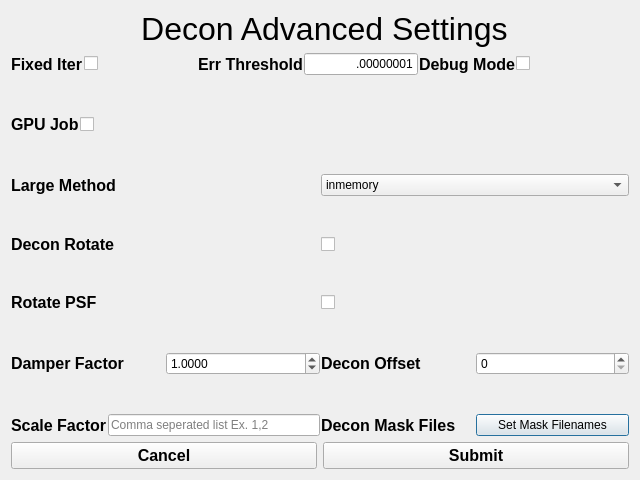
The window that src/deconadvanced.ui (abcucberkeley/PetaKit5D-GUI) describes before a commit, drawn with Qt 5.
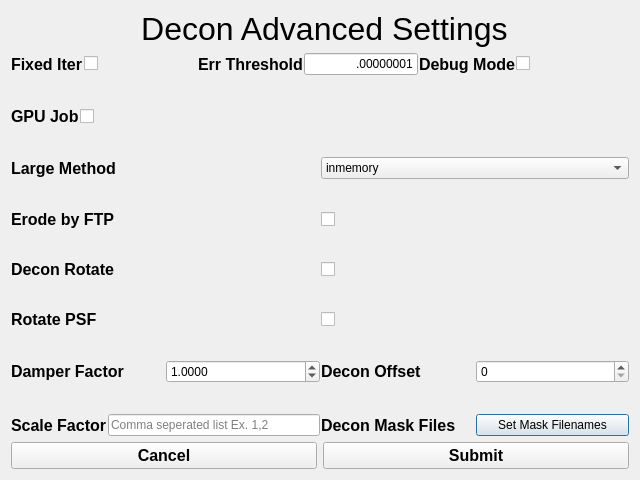
The same window after the commit.

Commit message: Moved ErodeByFTP to decon advanced and changed default Background Intensity to 100

Patch:
```diff
--- a/src/deconadvanced.ui
+++ b/src/deconadvanced.ui
@@ -21,7 +21,7 @@
   </property>
   <layout class="QGridLayout" name="gridLayout" rowstretch="0,10,0">
    <item row="1" column="0">
-    <layout class="QVBoxLayout" name="verticalLayout" stretch="1,1,1,1,1,1,1,1,1,1,1,1,1">
+    <layout class="QVBoxLayout" name="verticalLayout" stretch="1,1,1,1,1,1,1,1,1,1,1,1,1,1,1">
      <property name="spacing">
       <number>1</number>
      </property>
@@ -247,6 +247,43 @@
        </item>
       </layout>
      </item>
+     <item>
+      <spacer name="verticalSpacer_5">
+       <property name="orientation">
+        <enum>Qt::Vertical</enum>
+       </property>
+       <property name="sizeHint" stdset="0">
+        <size>
+         <width>20</width>
+         <height>40</height>
+        </size>
+       </property>
+      </spacer>
+     </item>
+     <item>
+      <layout class="QHBoxLayout" name="horizontalLayout_12">
+       <item>
+        <widget class="QLabel" name="erodeByFTPLabel">
+         <property name="font">
+          <font>
+           <pointsize>12</pointsize>
+           <bold>true</bold>
+          </font>
+         </property>
+         <property name="text">
+          <string>Erode by FTP</string>
+         </property>
+        </widget>
+       </item>
+       <item>
+        <widget class="QCheckBox" name="erodeByFTPCheckBox">
+         <property name="text">
+          <string/>
+         </property>
+        </widget>
+       </item>
+      </layout>
+     </item>
      <item>
       <spacer name="verticalSpacer">
        <property name="orientation">
```
The commit also changes 4 other files.
